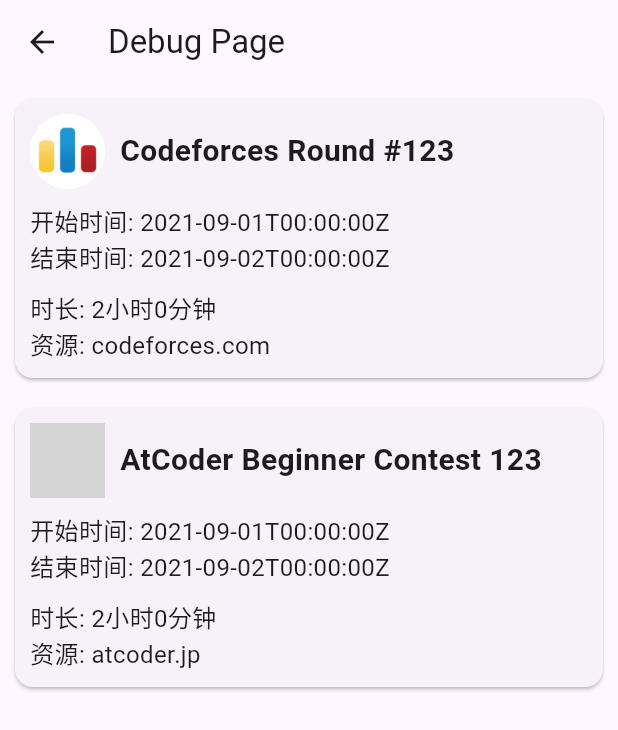
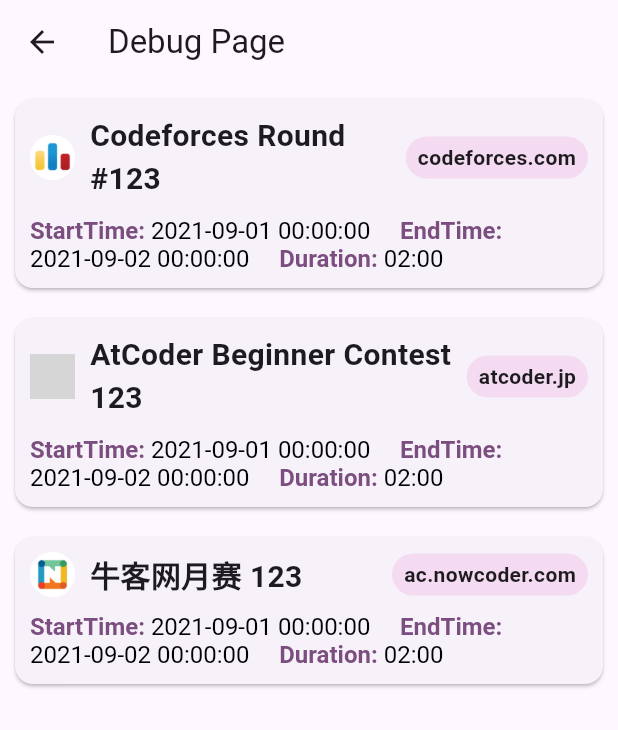
Before and after one commit to Swan416ya/CP-Schedule, a Flutter app: the DebugPage screen opened directly, on a phone screen of 412 x 824 dp. Shown: the top 730 px of the screen. Run offline on Flutter 3.47's test engine with Material 3 defaults, Android fonts, the phone set to English and light mode, and no system bars; our stand-ins replace dio, dio_cookie_manager; network calls fail; grey boxes are pictures that could not be loaded.

Commit message:
20241010CardFormatUpdate

```diff
--- a/assets/matchlist/subscribedMatches.json
+++ /dev/null
@@ -1 +0,0 @@
-{"name":"","startTime":"2024-10-09T11:43:27.928211","endTime":"2024-10-09T11:43:27.928211","timeLength":0,"resource":"codeforces.com","url":""}
--- a/lib/Pages/Debug.dart
+++ b/lib/Pages/Debug.dart
@@ -30,6 +30,15 @@
       href: 'https://atcoder.jp/contests/abc123',
     );
     ret.add(tmp);
+    tmp = Contest(
+      resource: 'ac.nowcoder.com',
+      startTime: '2021-09-01T00:00:00Z',
+      endTime: '2021-09-02T00:00:00Z',
+      event: '牛客网月赛 123',
+      duration: '7200',
+      href: 'https://ac.nowcoder.com/contest/123',
+    );
+    ret.add(tmp);
   }
 
   @override
--- a/lib/Pages/Schedule.dart
+++ b/lib/Pages/Schedule.dart
@@ -44,7 +44,7 @@
   Widget build(BuildContext context) {
     return Scaffold(
       appBar: AppBar(
-        title: Text('Schedule Page'),
+        title: Text('Schedule'),
       ),
       body: Column(
         children: [
--- a/lib/Parts/ContestCard.dart
+++ b/lib/Parts/ContestCard.dart
@@ -30,20 +30,29 @@
 
   @override
   Widget build(BuildContext context) {
-    return Card(
+    return GestureDetector(
+      onTap: () async {
+      final url = contest.href;
+      if (await canLaunch(url)) {
+        await launch(url);
+      } else {
+        throw 'Could not launch $url';
+      }
+      },
+      child: Card(
       margin: EdgeInsets.all(10.0),
       child: Padding(
         padding: EdgeInsets.all(10.0),
         child: Column(
         crossAxisAlignment: CrossAxisAlignment.start,
         children: [
-            // 第一行：显示 logo
+          // 第一行：显示 logo 和 resource
           Row(
           children: [
             Image.asset(
             getLogoPath(contest.resource),
-                  width: 50,
-                  height: 50,
+            width: 30,
+            height: 30,
             ),
             SizedBox(width: 10),
             Expanded(
@@ -55,29 +64,78 @@
               ),
             ),
             ),
+            GestureDetector(
+            onTap: () async {
+              final url = "https://"+contest.resource;
+              if (await canLaunch(url)) {
+              await launch(url);
+              } else {
+              throw 'Could not launch $url';
+              }
+            },
+            child: Container(
+              padding: EdgeInsets.symmetric(horizontal: 8, vertical: 4),
+              decoration: BoxDecoration(
+              color: Color.fromARGB(255, 244, 219, 241),
+              borderRadius: BorderRadius.circular(14),
+              ),
+              child: Text(
+              contest.resource,
+              style: TextStyle(
+                fontSize: 14,
+                fontWeight: FontWeight.bold,
+              ),
+              ),
+            ),
+            ),
           ],
           ),
           SizedBox(height: 10),
           // 第二行：显示开始时间和结束时间
-            Text(
-              '开始时间: ${contest.startTime}',
-              style: TextStyle(fontSize: 16),
+          RichText(
+          text: TextSpan(
+            children: [
+            TextSpan(
+              text: 'StartTime: ',
+              style: TextStyle(
+              color: Color.fromARGB(255, 123, 78, 127),
+              fontSize: 16,
+              fontWeight: FontWeight.bold,
               ),
-            Text(
-              '结束时间: ${contest.endTime}',
-              style: TextStyle(fontSize: 16),
             ),
-            SizedBox(height: 10),
-            // 第三行：显示时长和资源
-            Text(
-              '时长: ${formatDuration(contest.duration)}',
-              style: TextStyle(fontSize: 16),
+            TextSpan(
+              text: '${contest.startTime.replaceAll('T', ' ').replaceAll('Z', ' ')}\t\t\t\t',
+              style: TextStyle(color: Colors.black, fontSize: 16),
             ),
-            Text(
-              '资源: ${contest.resource}',
-              style: TextStyle(fontSize: 16),
+            TextSpan(
+              text: 'EndTime: ',
+              style: TextStyle(
+              color: Color.fromARGB(255, 123, 78, 127),
+              fontSize: 16,
+              fontWeight: FontWeight.bold,
+              ),
+            ),
+            TextSpan(
+              text: '${contest.endTime.replaceAll('T', ' ').replaceAll('Z', ' ')}\t\t\t\t',
+              style: TextStyle(color: Colors.black, fontSize: 16),
+            ),
+            TextSpan(
+              text: 'Duration: ',
+              style: TextStyle(
+              color: Color.fromARGB(255, 123, 78, 127),
+              fontSize: 16,
+              fontWeight: FontWeight.bold,
+              ),
+            ),
+            TextSpan(
+              text: '${formatDuration(contest.duration)}',
+              style: TextStyle(color: Colors.black, fontSize: 16),
             ),
             ],
+          ),
+          ),
+        ],
+        ),
       ),
       ),
     );
@@ -100,6 +158,6 @@
     int totalMinutes = int.parse(duration) ~/ 60;
     int hours = totalMinutes ~/ 60;
     int minutes = totalMinutes % 60;
-    return '${hours}小时${minutes}分钟';
+    return '${hours.toString().padLeft(2, '0')}:${minutes.toString().padLeft(2, '0')}';
   }
 }
--- a/lib/homePage.dart
+++ b/lib/homePage.dart
@@ -32,6 +32,8 @@
               });
             },
             labelType: NavigationRailLabelType.all,
+            //背景色是249,240,245
+            backgroundColor: Color.fromARGB(255, 249, 240, 245),
             destinations: <NavigationRailDestination>[
               NavigationRailDestination(
                 icon: Icon(Icons.calendar_today),
--- /dev/null
+++ b/save/CListCookie.txt
@@ -0,0 +1 @@
+ij04kz2pd4m2prhzlern2f0rbk2kxcgt
```
Also changed, not shown: lib/https/apiGetter.dart (+62 -41 lines), lib/main.dart (+12 -2 lines), pubspec.yaml (+12 -0 lines), assets/img/logo/NowCoder.png (added), pubspec.lock, 1 other file. Lines whose indentation alone changed are shown as unchanged.
